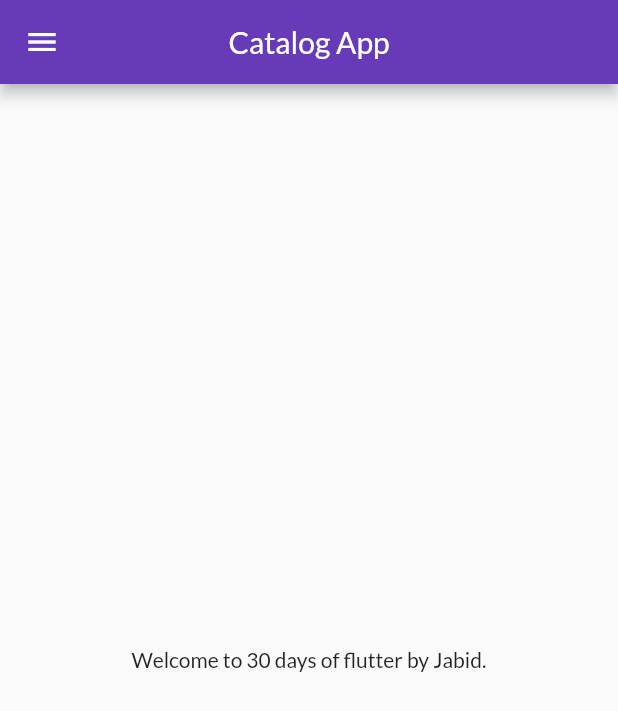
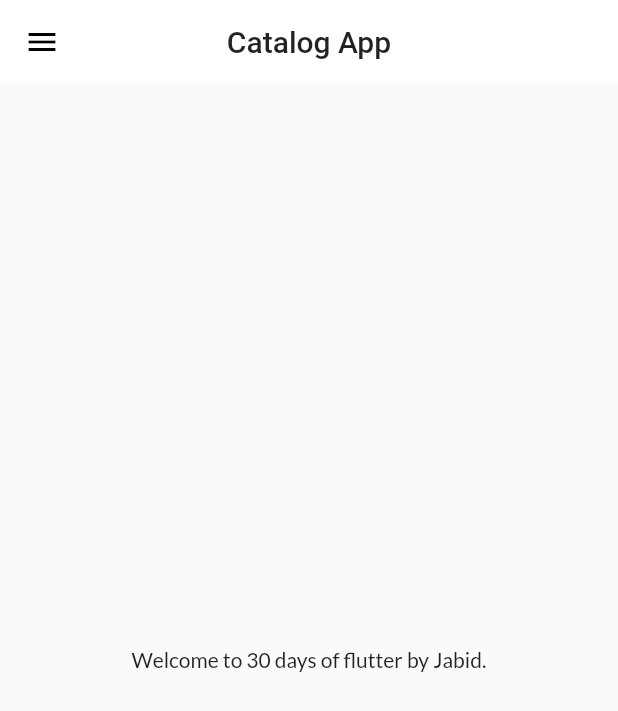
Before and after one commit to Jabidgithub/30_days_of_flutter_again, a Flutter app: the screen it shows after launch, on a phone screen of 412 x 824 dp. Shown: the top 711 px of the screen. Run offline on Flutter 3.47's test engine with Material 2 defaults, Android fonts, the phone set to English and light mode, and no system bars; our stand-ins replace google_fonts.

Commit message:
Day 10 completed

```diff
--- a/lib/main.dart
+++ b/lib/main.dart
@@ -3,6 +3,7 @@ import 'package:flutter_application_1/pages/home_page.dart';
 import 'package:flutter_application_1/utils/routes.dart';
 import 'package:google_fonts/google_fonts.dart';
 import 'package:flutter_application_1/pages/loginpage.dart';
+import './widgets/themes.dart';
 
 void main(List<String> args) {
   runApp(MyApp());
@@ -13,14 +14,8 @@ class MyApp extends StatelessWidget {
   Widget build(BuildContext context) {
     return MaterialApp(
       themeMode: ThemeMode.light,
-      theme: ThemeData(
-        primarySwatch: Colors.deepPurple,
-        fontFamily: GoogleFonts.lato().fontFamily,
-        primaryTextTheme: GoogleFonts.latoTextTheme(),
-      ),
-      darkTheme: ThemeData(
-        brightness: Brightness.dark,
-      ),
+      theme: MyTheme.lightTheme(context),
+      darkTheme: MyTheme.darkTheme(context),
       initialRoute: MyRoutes.homeRoute,
       routes: {
         "/": (context) => LoginPage(),
--- /dev/null
+++ b/lib/widgets/themes.dart
@@ -0,0 +1,21 @@
+import 'package:flutter/material.dart';
+import 'package:google_fonts/google_fonts.dart';
+
+class MyTheme {
+  static ThemeData lightTheme(BuildContext context) => ThemeData(
+        primarySwatch: Colors.deepPurple,
+        fontFamily: GoogleFonts.lato().fontFamily,
+        primaryTextTheme: GoogleFonts.latoTextTheme(),
+        appBarTheme: AppBarTheme(
+          color: Colors.white,
+          elevation: 0.0,
+          iconTheme: IconThemeData(color: Colors.black),
+          toolbarTextStyle: Theme.of(context).textTheme.bodyText2,
+          titleTextStyle: Theme.of(context).textTheme.headline6,
+        ),
+      );
+
+  static ThemeData darkTheme(BuildContext context) => ThemeData(
+        brightness: Brightness.dark,
+      );
+}
```
Also changed, not shown: lib/models/catalog.dart (added, +29 -0 lines).
